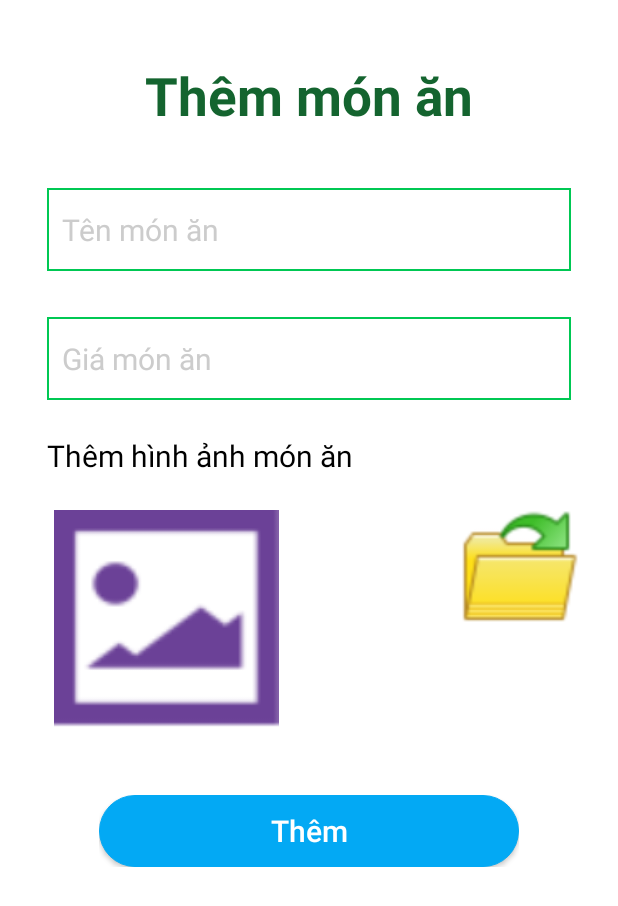
After one commit to truongcongthanh2000/Assignment-App-master, an Android app: the AddFoodActivity screen opened directly, with no data from a screen before it, on a phone screen of 412 x 824 dp. The commit adds this screen. Shown: the top 906 px of the screen. Run offline under Robolectric (Android 15) with nearby library versions, the phone set to English and light mode, and no system bars; our stand-ins replace Firebase (no records; nobody signed in at launch, a user with empty details on screens opened directly); libraries missing offline, so code that uses them is left out: dmax.dialog; 1 statement that could not run was skipped.

Commit message:
AddFoodActivity

```diff
--- a/app/src/main/AndroidManifest.xml
+++ b/app/src/main/AndroidManifest.xml
@@ -43,6 +43,9 @@
         <activity android:name=".InfoPersonActivity"/>
         <activity android:name=".ChangePassActivity"/>
         <activity android:name=".ForgotPassActivity"/>
+        <activity android:name=".RestaurantActivity"/>
+        <activity android:name=".AddFoodActivity"/>
+
 
     </application>
 </manifest>
--- a/app/src/main/java/com/orderapp/assignment/ChangePassActivity.java
+++ b/app/src/main/java/com/orderapp/assignment/ChangePassActivity.java
@@ -125,11 +125,11 @@ public class ChangePassActivity extends AppCompatActivity {
         closeChangePass.setOnClickListener(new View.OnClickListener() {
             @Override
             public void onClick(View v) {
-                //if(type.equals("restaurent")) startActivity(new Intent(ChangePassActivity.this, RestaurantActivity.class));
+                if (type.equals("staff")) startActivity(new Intent(ChangePassActivity.this, RestaurantActivity.class));
 
-                if(type.equals("admin")) startActivity(new Intent(ChangePassActivity.this,AdminActivity.class));
+                if (type.equals("admin")) startActivity(new Intent(ChangePassActivity.this,AdminActivity.class));
 
-                else startActivity(new Intent(ChangePassActivity.this, InfoPersonActivity.class));
+                if (type.equals("customers")) startActivity(new Intent(ChangePassActivity.this, InfoPersonActivity.class));
 
             }
         });
--- a/app/src/main/java/com/orderapp/assignment/LoginActivity.java
+++ b/app/src/main/java/com/orderapp/assignment/LoginActivity.java
@@ -95,7 +95,7 @@ public class LoginActivity extends AppCompatActivity {
                                     if (user.getUserType().equals("admin")) {
                                         startActivity(new Intent(LoginActivity.this, AdminActivity.class));
                                     } else if (user.getUserType().equals("staff")) {
-                                        startActivity(new Intent(LoginActivity.this, StaffActivity.class));
+                                        startActivity(new Intent(LoginActivity.this, RestaurantActivity.class));
                                     } else if (user.getUserType().equals("customers")){
                                         if (USER.isEmailVerified()) {
                                             startActivity(new Intent(LoginActivity.this, HomePageActivity.class));
--- /dev/null
+++ b/app/src/main/res/drawable-v24/border_green.xml
@@ -0,0 +1,9 @@
+<?xml version="1.0" encoding="utf-8"?>
+<shape
+    android:layout_height="wrap_content"
+    android:layout_width="wrap_content" xmlns:android="http://schemas.android.com/apk/res/android"
+    android:shape="rectangle">
+    <solid
+        android:color="@color/colorWhite"></solid>
+    <stroke android:width="2px" android:color="#00C853" />
+</shape>
--- /dev/null
+++ b/app/src/main/res/layout/layout_add_food.xml
@@ -0,0 +1,111 @@
+<?xml version="1.0" encoding="utf-8"?>
+
+<RelativeLayout xmlns:android="http://schemas.android.com/apk/res/android"
+    xmlns:app="http://schemas.android.com/apk/res-auto"
+    xmlns:tools="http://schemas.android.com/tools"
+    android:layout_width="match_parent"
+    android:layout_height="match_parent"
+    android:paddingBottom="16dp"
+    android:paddingTop="40dp"
+    android:paddingLeft="16dp"
+    android:paddingRight="16dp"
+    android:orientation="vertical"
+    android:background="@color/colorWhite">
+
+
+    <TextView
+        android:layout_width="wrap_content"
+        android:layout_height="wrap_content"
+        android:text="Thêm món ăn"
+        android:layout_centerHorizontal="true"
+        android:textSize="35sp"
+        android:textStyle="bold"
+        android:textColor="@color/colorPrimary"
+        />
+
+    <LinearLayout
+        android:layout_width="match_parent"
+        android:layout_height="wrap_content"
+        android:orientation="vertical"
+        android:layout_marginTop="70dp">
+
+
+        <EditText
+            android:id="@+id/edtFoodName"
+            android:layout_width="match_parent"
+            android:layout_height="55dp"
+            android:layout_margin="@dimen/size15dp"
+            android:background="@drawable/border_green"
+            android:hint="Tên món ăn"
+            android:inputType="text"
+            android:padding="@dimen/size10dp"
+            android:singleLine="true"
+            android:textColor="@color/colorBlack"
+            android:textColorHint="@color/colorGray"
+            android:textSize="20sp" />
+
+        <EditText
+            android:id="@+id/edtFoodPrice"
+            android:layout_width="match_parent"
+            android:layout_height="55dp"
+            android:layout_margin="@dimen/size15dp"
+            android:background="@drawable/border_green"
+            android:hint="Giá món ăn"
+            android:inputType="numberDecimal"
+            android:padding="@dimen/size10dp"
+            android:singleLine="true"
+            android:textColor="@color/colorBlack"
+            android:textColorHint="@color/colorGray"
+            android:textSize="20sp" />
+
+
+    </LinearLayout>
+
+    <TextView
+        android:layout_width="wrap_content"
+        android:layout_height="wrap_content"
+        android:textColor="@color/colorBlack"
+        android:text="Thêm hình ảnh món ăn"
+        android:layout_marginTop="250dp"
+        android:textSize="20sp"
+        android:paddingLeft="15dp"/>
+    <ImageView
+        android:id="@+id/ivImage"
+        android:layout_width="170dp"
+        android:layout_height="150dp"
+        android:layout_marginTop="300dp"
+        android:layout_marginLeft="10dp"
+        android:src="@drawable/image"/>
+    <Button
+        android:id="@+id/btnfolder"
+        android:layout_width="80dp"
+        android:layout_height="80dp"
+        android:background="@drawable/folder"
+        android:layout_marginTop="300dp"
+        android:layout_alignParentRight="true"
+        android:layout_marginRight="10dp"/>
+
+    <LinearLayout
+        android:layout_width="match_parent"
+        android:layout_height="wrap_content"
+        android:layout_centerHorizontal="true"
+        android:layout_marginLeft="50dp"
+        android:layout_marginRight="50dp"
+        android:layout_marginTop="490dp">
+
+        <Button
+            android:layout_gravity="center"
+            android:textColor="@color/colorWhite"
+            android:id="@+id/btnAddFood"
+            android:layout_width="match_parent"
+            android:layout_height="wrap_content"
+            android:layout_weight="1"
+            android:background="@drawable/border_blue"
+            android:text="Thêm"
+            android:textAllCaps="false"
+            android:textSize="20sp" />
+
+    </LinearLayout>
+
+
+</RelativeLayout>
```
Also changed, not shown: app/src/main/java/com/orderapp/assignment/AddFoodActivity.java (added, +211 -0 lines), app/src/main/java/com/orderapp/assignment/RestaurantActivity.java (added, +228 -0 lines), app/src/main/res/layout/layout_restaurant.xml (added, +112 -0 lines), app/src/main/res/drawable-v24/folder.png (added), app/src/main/res/drawable-v24/image.png (added).
